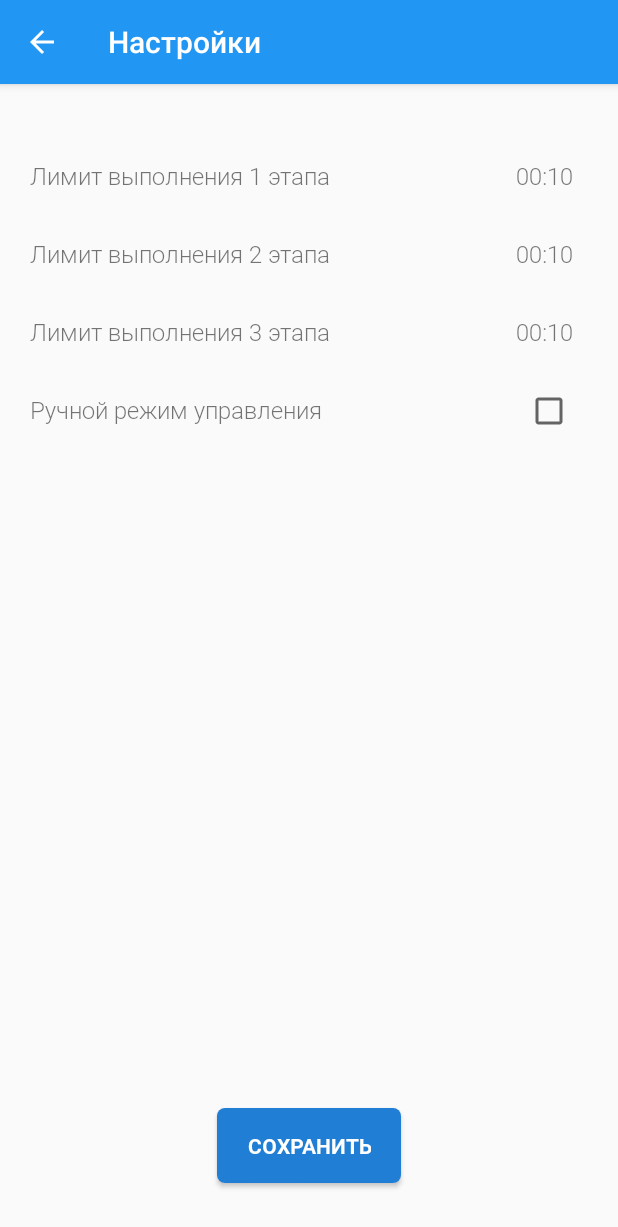
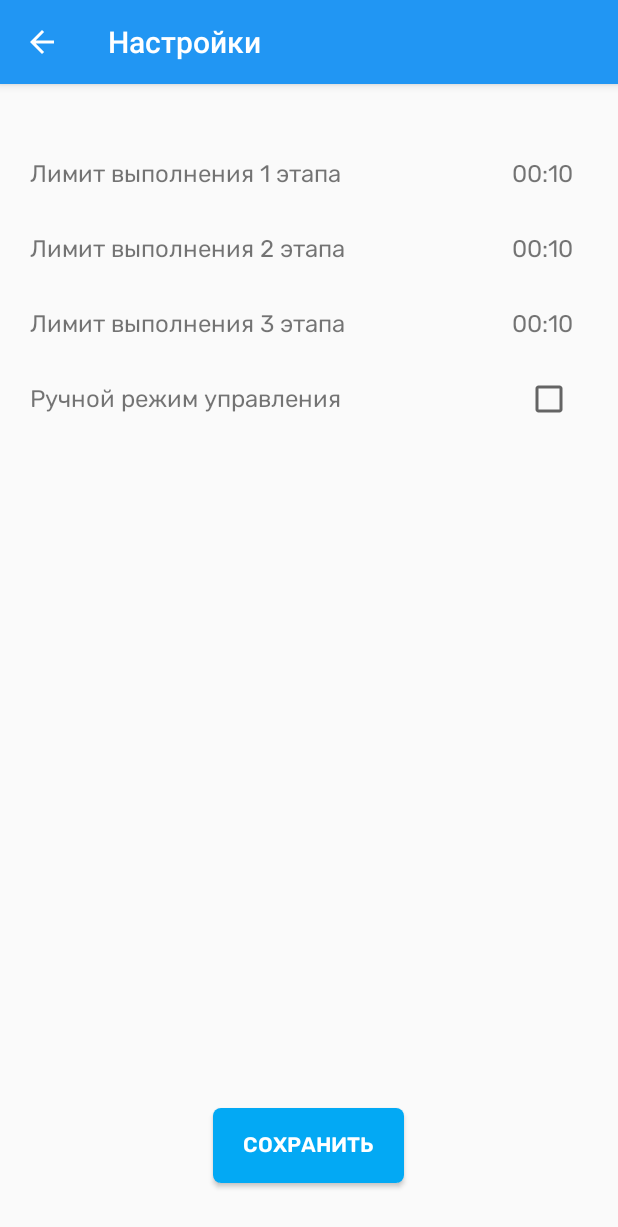
Before and after one commit to Dev-Sergio-android/Baikal, an Android app: the screen it shows after launch (SettingsActivity), in the options menu, after a tap on "Настройки", on a phone screen of 412 x 824 dp. Shown: the top 1227 px of the screen. Run offline under Robolectric (Android 15) with nearby library versions, the phone set to English and light mode, and no system bars.

Commit message:
Mainly all fonts is rubik family Change design of DeviceListActivity Add intentFilters in MainActivity for listen bluetooth connection state Add colors and drawables bl_title_gradient

```diff
--- a/app/src/main/java/itmo/bluetoothChecker/MainActivity.java
+++ b/app/src/main/java/itmo/bluetoothChecker/MainActivity.java
@@ -209,6 +209,14 @@ public class MainActivity extends AppCompatActivity {
         }
 
         //requestApplicationConfig();
+
+        IntentFilter filter = new IntentFilter();
+        filter.addAction(BluetoothDevice.ACTION_ACL_CONNECTED);
+        filter.addAction(BluetoothDevice.ACTION_ACL_DISCONNECT_REQUESTED);
+        filter.addAction(BluetoothDevice.ACTION_ACL_DISCONNECTED);
+        this.registerReceiver(mReceiver, filter);
+
+
 
         registerReceiver(mReceiver, new IntentFilter(BluetoothAdapter.ACTION_STATE_CHANGED));
         registerReceiver(mReceiver, new IntentFilter(SEND));
--- a/app/src/main/res/layout/activity_settings.xml
+++ b/app/src/main/res/layout/activity_settings.xml
@@ -12,7 +12,7 @@
         android:layout_marginStart="20dp"
         android:layout_marginTop="50dp"
         android:textSize="@dimen/settings_header_size"
-        android:fontFamily="@font/roboto_light"
+        android:fontFamily="@font/rubik_regular"
         android:text="@string/settings_time_1"/>
 
     <TextView
@@ -23,7 +23,7 @@
         android:layout_below="@+id/s_time1"
         android:layout_marginTop="30dp"
         android:textSize="@dimen/settings_header_size"
-        android:fontFamily="@font/roboto_light"
+        android:fontFamily="@font/rubik_regular"
         android:text="@string/settings_time_2"/>
 
     <TextView
@@ -34,7 +34,7 @@
         android:layout_marginTop="30dp"
         android:layout_below="@+id/s_time2"
         android:textSize="@dimen/settings_header_size"
-        android:fontFamily="@font/roboto_light"
+        android:fontFamily="@font/rubik_regular"
         android:text="@string/settings_time_3"/>
 
     <TextView
@@ -45,7 +45,7 @@
         android:layout_marginEnd="30dp"
         android:layout_marginTop="50dp"
         android:textSize="16sp"
-        android:fontFamily="@font/roboto_light"
+        android:fontFamily="@font/rubik_regular"
         android:text="@string/start_val_settings_time"/>
 
     <TextView
@@ -57,7 +57,7 @@
         android:layout_below="@+id/s_time1"
         android:layout_marginTop="30dp"
         android:textSize="16sp"
-        android:fontFamily="@font/roboto_light"
+        android:fontFamily="@font/rubik_regular"
         android:text="@string/start_val_settings_time"/>
 
     <TextView
@@ -68,7 +68,7 @@
         android:layout_alignParentEnd="true"
         android:layout_marginEnd="30dp"
         android:layout_marginTop="30dp"
-        android:fontFamily="@font/roboto_light"
+        android:fontFamily="@font/rubik_regular"
         android:text="@string/start_val_settings_time"
         android:textSize="16sp" />
 
@@ -80,7 +80,7 @@
         android:layout_marginTop="30dp"
         android:layout_below="@+id/s_time3"
         android:textSize="@dimen/settings_header_size"
-        android:fontFamily="@font/roboto_light"
+            android:fontFamily="@font/rubik_regular"
         android:text="@string/settings_mode"/>
 
     <CheckBox
@@ -102,7 +102,7 @@
         android:layout_marginBottom="35dp"
         android:layout_centerHorizontal="true"
         android:text="@string/button_save_Rus"
-        android:fontFamily="@font/roboto_bold"
+        android:fontFamily="@font/rubik_semi_bold"
         android:textColor="@color/white"
         android:background="@drawable/button"/>
 
--- a/app/src/main/res/layout/custom_timepicker.xml
+++ b/app/src/main/res/layout/custom_timepicker.xml
@@ -53,6 +53,7 @@
         android:layout_marginStart="2dp"
         android:layout_marginTop="10dp"
         android:layout_marginBottom="2dp"
+        android:fontFamily="@font/rubik_regular"
         android:text="@string/hint_second" />
 
     <TextView
@@ -63,6 +64,7 @@
         android:layout_alignStart="@+id/MinutePicker"
         android:layout_marginStart="5dp"
         android:layout_marginBottom="0dp"
+        android:fontFamily="@font/rubik_regular"
         android:text="@string/hint_minute" />
 
 </RelativeLayout>
--- a/app/src/main/res/layout/tab_pump.xml
+++ b/app/src/main/res/layout/tab_pump.xml
@@ -186,6 +186,7 @@
                 android:layout_below="@+id/tvCommentInterval_3"
                 android:layout_marginStart="25dp"
                 android:layout_marginTop="20dp"
+                android:visibility="gone"
                 android:textStyle="italic"
                 android:fontFamily="sans-serif-light"
                 android:text="@string/tvAnswer"
@@ -195,6 +196,7 @@
                 android:id="@+id/tvAnswer"
                 android:layout_width="wrap_content"
                 android:layout_height="wrap_content"
+                android:visibility="gone"
                 android:layout_below="@+id/tvCommentInterval_3"
                 android:layout_alignStart="@+id/chronometer1"
                 android:layout_marginStart="0dp"
--- a/app/src/main/res/values/colors.xml
+++ b/app/src/main/res/values/colors.xml
@@ -11,8 +11,8 @@
     <color name="textColor">#aaa</color>
     <!--color name="heart_color">#DC122A</color-->
     <color name="heart_color">#EF5350</color>
-    <!--color name="icon_color">#5C6BC0</color-->
-    <color name="icon_color">#217ED5</color>
+    <color name="bl_color">#29B6F6</color>
+    <color name="icon_color">#03A9F4</color>
     <color name="text_color">#757575</color>
     <color name="radio_button_color">#0277BD</color>
     <color name="colorTitle">#2F2F2F</color>
```
Also changed, not shown: app/src/main/java/itmo/bluetoothChecker/DeviceListActivity.java (+4 -10 lines), app/src/main/res/drawable/bl_title_gradient_bot.xml (added, +12 -0 lines), app/src/main/res/drawable/bl_title_gradient_find.xml (added, +8 -0 lines), app/src/main/res/drawable/bl_title_gradient_top.xml (added, +12 -0 lines), app/src/main/res/layout/activity_device_list.xml (+38 -35 lines), app/src/main/res/layout/device_list.xml (+4 -4 lines), app/src/main/res/layout/device_name.xml (+0 -14 lines).
